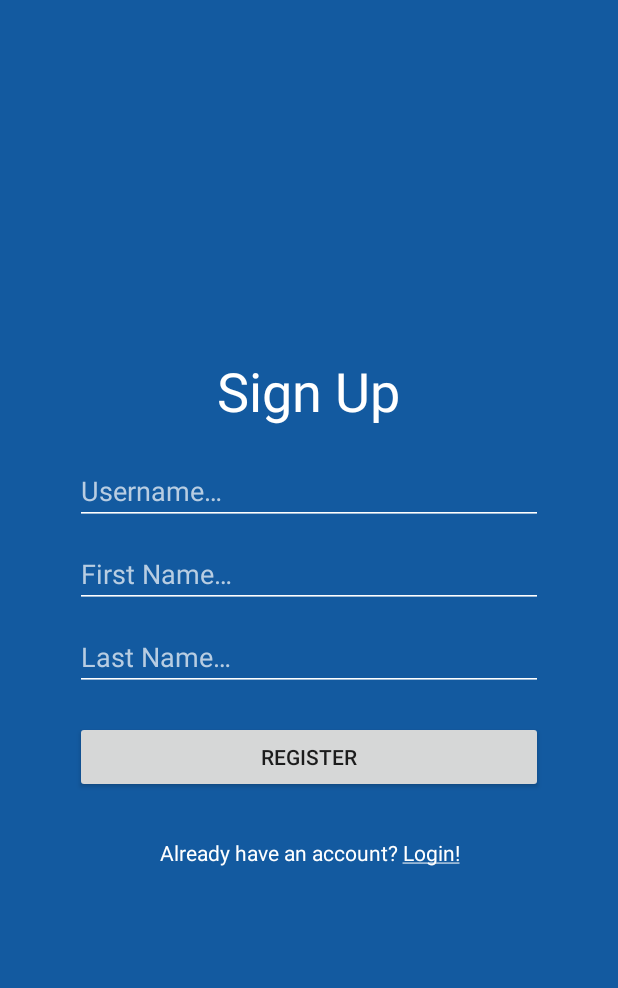
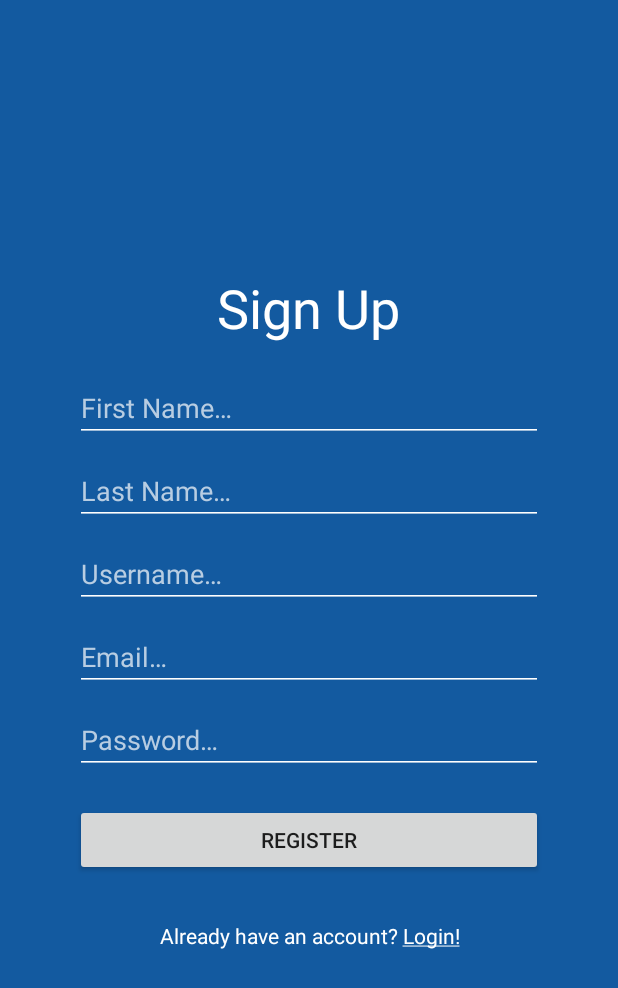
Before and after one commit to ludovicm67/android-event-manager, an Android app: the screen it shows after launch (AuthActivity), after a tap on an icon or button, on a phone screen of 412 x 824 dp. Shown: the top 988 px of the screen. Run offline under Robolectric (Android 15) with nearby library versions, the phone set to English and light mode, and no system bars.

Commit message:
login+register: fields for forms are OK

```diff
--- a/app/src/main/res/layout/login_fragment.xml
+++ b/app/src/main/res/layout/login_fragment.xml
@@ -30,7 +30,7 @@
             android:layout_height="20sp" />
 
         <EditText
-            android:id="@+id/register_username"
+            android:id="@+id/login_username"
             android:layout_width="match_parent"
             android:layout_height="wrap_content"
             android:ems="10"
@@ -45,7 +45,7 @@
             android:layout_height="10sp" />
 
         <EditText
-            android:id="@+id/register_password"
+            android:id="@+id/login_password"
             android:layout_width="match_parent"
             android:layout_height="wrap_content"
             android:ems="10"
--- a/app/src/main/res/layout/register_fragment.xml
+++ b/app/src/main/res/layout/register_fragment.xml
@@ -31,21 +31,6 @@
             android:layout_height="20sp" />
 
         <EditText
-            android:id="@+id/register_username"
-            android:layout_width="match_parent"
-            android:layout_height="wrap_content"
-            android:ems="10"
-            android:hint="Username…"
-            android:textColor="@color/colorWhite"
-            android:textColorHint="@color/colorWhiteHint"
-            android:backgroundTint="@color/colorWhite"
-            android:inputType="textPersonName" />
-
-        <Space
-            android:layout_width="match_parent"
-            android:layout_height="10sp" />
-
-        <EditText
             android:id="@+id/register_firstname"
             android:layout_width="match_parent"
             android:layout_height="wrap_content"
@@ -73,6 +58,51 @@
 
         <Space
             android:layout_width="match_parent"
+            android:layout_height="10sp" />
+
+        <EditText
+            android:id="@+id/register_username"
+            android:layout_width="match_parent"
+            android:layout_height="wrap_content"
+            android:ems="10"
+            android:hint="Username…"
+            android:textColor="@color/colorWhite"
+            android:textColorHint="@color/colorWhiteHint"
+            android:backgroundTint="@color/colorWhite"
+            android:inputType="textPersonName" />
+
+        <Space
+            android:layout_width="match_parent"
+            android:layout_height="10sp" />
+
+        <EditText
+            android:id="@+id/register_email"
+            android:layout_width="match_parent"
+            android:layout_height="wrap_content"
+            android:ems="10"
+            android:hint="Email…"
+            android:textColor="@color/colorWhite"
+            android:textColorHint="@color/colorWhiteHint"
+            android:backgroundTint="@color/colorWhite"
+            android:inputType="textEmailAddress" />
+
+        <Space
+            android:layout_width="match_parent"
+            android:layout_height="10sp" />
+
+        <EditText
+            android:id="@+id/register_password"
+            android:layout_width="match_parent"
+            android:layout_height="wrap_content"
+            android:ems="10"
+            android:hint="Password…"
+            android:textColor="@color/colorWhite"
+            android:textColorHint="@color/colorWhiteHint"
+            android:backgroundTint="@color/colorWhite"
+            android:inputType="textPassword" />
+
+        <Space
+            android:layout_width="match_parent"
             android:layout_height="20sp" />
 
         <Button
```
